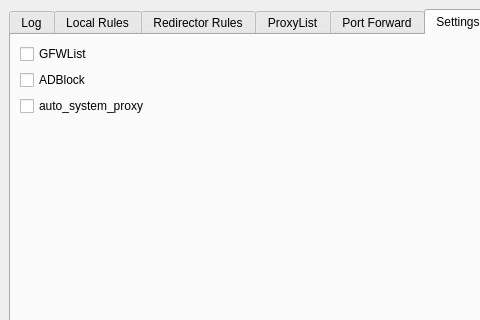
Before: the Qt Designer form fwlite_gui/mainwindow.ui in v3aqb/fwlite-gui, drawn with Qt 5; both pictures show x 0 to 480 and y 0 to 320 of the 750 by 506 pixel window.
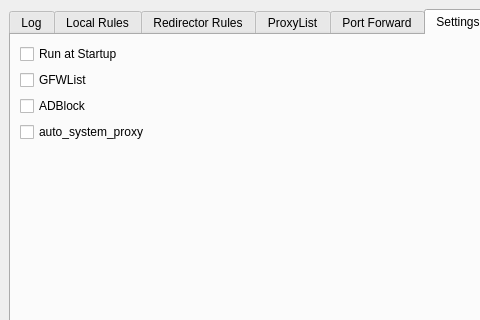
After: the same form once the commit is applied. The open tabs and pages were chosen to show the change.

Commit message: add Run at Startup setting

```diff
--- a/fwlite_gui/mainwindow.ui
+++ b/fwlite_gui/mainwindow.ui
@@ -641,14 +641,14 @@
          <layout class="QVBoxLayout" name="verticalLayout_15">
           <item>
            <layout class="QFormLayout" name="formLayout_2">
-            <item row="0" column="0">
+            <item row="1" column="0">
              <widget class="QCheckBox" name="gfwlistToggle">
               <property name="text">
                <string>GFWList</string>
               </property>
              </widget>
             </item>
-            <item row="1" column="0">
+            <item row="2" column="0">
              <widget class="QCheckBox" name="adblockToggle">
               <property name="locale">
                <locale language="English" country="UnitedStates"/>
@@ -658,13 +658,20 @@
               </property>
              </widget>
             </item>
-            <item row="2" column="0">
+            <item row="3" column="0">
              <widget class="QCheckBox" name="sys_proxy_toggle">
               <property name="text">
                <string>auto_system_proxy</string>
               </property>
              </widget>
             </item>
+            <item row="0" column="0">
+             <widget class="QCheckBox" name="startup_toggle">
+              <property name="text">
+               <string>Run at Startup</string>
+              </property>
+             </widget>
+            </item>
            </layout>
           </item>
           <item>
```
Left out of the diff: 6 changed lines with no effect on the pictures. The commit also changes 5 other files.
